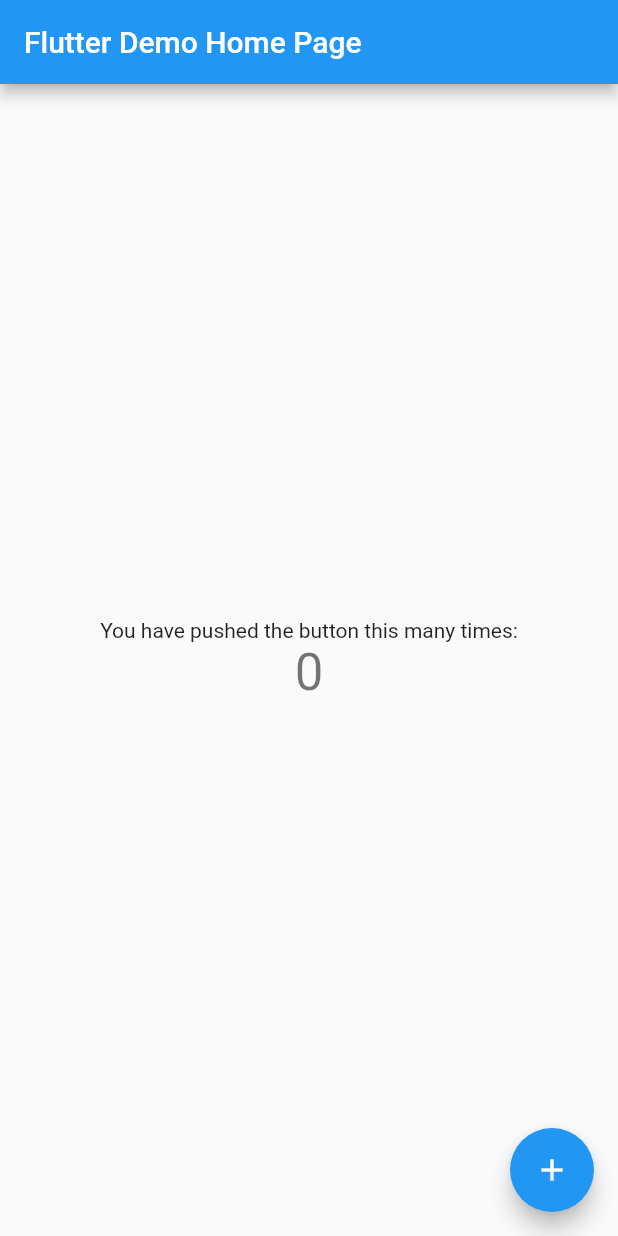
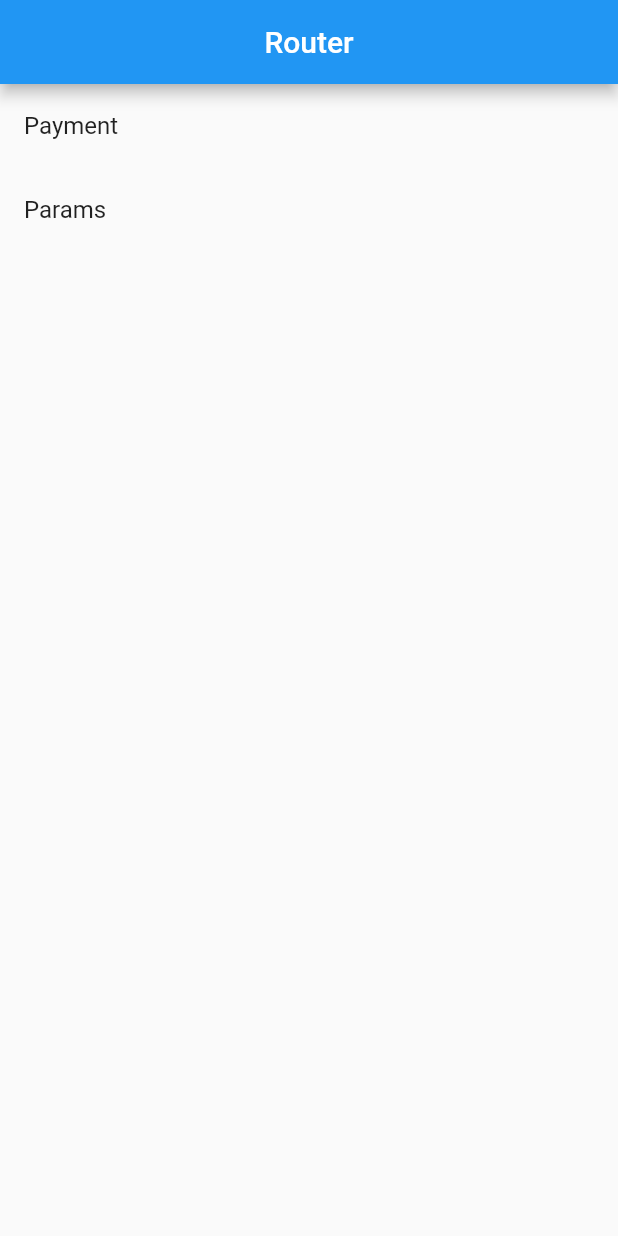
Before and after one commit to RxReader/router_kit, a Flutter app: the screen it shows after launch, on a phone screen of 412 x 824 dp. Run offline on Flutter 3.47's test engine with Material 2 defaults, Android fonts, the phone set to English and light mode, and no system bars.

Commit message:
初始化

```diff
--- /dev/null
+++ b/example/lib/app/app.dart
@@ -0,0 +1,53 @@
+import 'package:example/router/navigator_route.dart';
+import 'package:flutter/material.dart';
+import 'package:flutter/widgets.dart';
+
+class App extends StatefulWidget {
+  @override
+  State<StatefulWidget> createState() {
+    return _AppState();
+  }
+}
+
+class _AppState extends State<App> {
+  @override
+  Widget build(BuildContext context) {
+    return MaterialApp(
+      onGenerateRoute: _onGenerateRoute,
+      onUnknownRoute: _onUnknownRoute,
+      builder: (BuildContext context, Widget child) {
+        /// 禁用系统字体控制
+        return MediaQuery(
+          data: MediaQuery.of(context).copyWith(
+            textScaleFactor: 1.0,
+            boldText: false,
+          ),
+          child: child,
+        );
+      },
+      onGenerateTitle: (BuildContext context) {
+        return 'Router';
+      },
+      theme: ThemeData.light().copyWith(
+        platform: TargetPlatform.iOS,
+      ),
+    );
+  }
+
+  Route<dynamic> _onGenerateRoute(RouteSettings settings) {
+    if (AppNavigator.routes.containsKey(settings.name)) {
+      return MaterialPageRoute<dynamic>(
+        builder: AppNavigator.routes[settings.name],
+        settings: settings,
+      );
+    }
+    return null;
+  }
+
+  Route<dynamic> _onUnknownRoute(RouteSettings settings) {
+    return MaterialPageRoute<dynamic>(
+      builder: AppNavigator.routes[AppNavigator.notFound],
+      settings: settings,
+    );
+  }
+}
--- /dev/null
+++ b/example/lib/components/home/home_component.dart
@@ -0,0 +1,44 @@
+import 'package:example/router/navigator_route.dart';
+import 'package:example/router/router.dart';
+import 'package:flutter/cupertino.dart';
+import 'package:flutter/material.dart';
+import 'package:flutter/widgets.dart';
+
+class HomeComponent extends StatefulWidget {
+  @override
+  State<StatefulWidget> createState() {
+    return _HomeComponentState();
+  }
+}
+
+class _HomeComponentState extends State<HomeComponent> {
+  @override
+  Widget build(BuildContext context) {
+    return Scaffold(
+      appBar: AppBar(
+        title: const Text('Router'),
+      ),
+      body: ListView(
+        children: <Widget>[
+          ListTile(
+            title: const Text('Payment'),
+            onTap: () {
+              AppRouter.defaultRouter(context)
+                  .pushNamed(AppNavigator.payment)
+                  .then((dynamic resp) => print('resp: $resp'));
+            },
+          ),
+          ListTile(
+            title: const Text('Params'),
+            onTap: () {
+              AppRouter.defaultRouter(context).pushNamed(
+                AppNavigator.params,
+                arguments: ParamsRoute.arguments(paramA: 'aaa', paramC: 'ccc'),
+              );
+            },
+          ),
+        ],
+      ),
+    );
+  }
+}
--- a/example/lib/main.dart
+++ b/example/lib/main.dart
@@ -1,111 +1,21 @@
+import 'dart:async';
+import 'dart:io';
+
 import 'package:flutter/material.dart';
+import 'package:flutter/services.dart';
+import './app/app.dart';
 
-void main() => runApp(MyApp());
+void main() {
+  runZoned(() {
+    runApp(App());
+  }, onError: (Object error, [StackTrace stackTrace]) {
+    print(error);
+    print(stackTrace);
+  });
 
-class MyApp extends StatelessWidget {
-  // This widget is the root of your application.
-  @override
-  Widget build(BuildContext context) {
-    return MaterialApp(
-      title: 'Flutter Demo',
-      theme: ThemeData(
-        // This is the theme of your application.
-        //
-        // Try running your application with "flutter run". You'll see the
-        // application has a blue toolbar. Then, without quitting the app, try
-        // changing the primarySwatch below to Colors.green and then invoke
-        // "hot reload" (press "r" in the console where you ran "flutter run",
-        // or simply save your changes to "hot reload" in a Flutter IDE).
-        // Notice that the counter didn't reset back to zero; the application
-        // is not restarted.
-        primarySwatch: Colors.blue,
-      ),
-      home: MyHomePage(title: 'Flutter Demo Home Page'),
-    );
+  if (Platform.isAndroid) {
+    SystemUiOverlayStyle systemUiOverlayStyle =
+        const SystemUiOverlayStyle(statusBarColor: Colors.transparent);
+    SystemChrome.setSystemUIOverlayStyle(systemUiOverlayStyle);
   }
 }
-
-class MyHomePage extends StatefulWidget {
-  MyHomePage({Key key, this.title}) : super(key: key);
-
-  // This widget is the home page of your application. It is stateful, meaning
-  // that it has a State object (defined below) that contains fields that affect
-  // how it looks.
-
-  // This class is the configuration for the state. It holds the values (in this
-  // case the title) provided by the parent (in this case the App widget) and
-  // used by the build method of the State. Fields in a Widget subclass are
-  // always marked "final".
-
-  final String title;
-
-  @override
-  _MyHomePageState createState() => _MyHomePageState();
-}
-
-class _MyHomePageState extends State<MyHomePage> {
-  int _counter = 0;
-
-  void _incrementCounter() {
-    setState(() {
-      // This call to setState tells the Flutter framework that something has
-      // changed in this State, which causes it to rerun the build method below
-      // so that the display can reflect the updated values. If we changed
-      // _counter without calling setState(), then the build method would not be
-      // called again, and so nothing would appear to happen.
-      _counter++;
-    });
-  }
-
-  @override
-  Widget build(BuildContext context) {
-    // This method is rerun every time setState is called, for instance as done
-    // by the _incrementCounter method above.
-    //
-    // The Flutter framework has been optimized to make rerunning build methods
-    // fast, so that you can just rebuild anything that needs updating rather
-    // than having to individually change instances of widgets.
-    return Scaffold(
-      appBar: AppBar(
-        // Here we take the value from the MyHomePage object that was created by
-        // the App.build method, and use it to set our appbar title.
-        title: Text(widget.title),
-      ),
-      body: Center(
-        // Center is a layout widget. It takes a single child and positions it
-        // in the middle of the parent.
-        child: Column(
-          // Column is also layout widget. It takes a list of children and
-          // arranges them vertically. By default, it sizes itself to fit its
-          // children horizontally, and tries to be as tall as its parent.
-          //
-          // Invoke "debug painting" (press "p" in the console, choose the
-          // "Toggle Debug Paint" action from the Flutter Inspector in Android
-          // Studio, or the "Toggle Debug Paint" command in Visual Studio Code)
-          // to see the wireframe for each widget.
-          //
-          // Column has various properties to control how it sizes itself and
-          // how it positions its children. Here we use mainAxisAlignment to
-          // center the children vertically; the main axis here is the vertical
-          // axis because Columns are vertical (the cross axis would be
-          // horizontal).
-          mainAxisAlignment: MainAxisAlignment.center,
-          children: <Widget>[
-            Text(
-              'You have pushed the button this many times:',
-            ),
-            Text(
-              '$_counter',
-              style: Theme.of(context).textTheme.display1,
-            ),
-          ],
-        ),
-      ),
-      floatingActionButton: FloatingActionButton(
-        onPressed: _incrementCounter,
-        tooltip: 'Increment',
-        child: Icon(Icons.add),
-      ), // This trailing comma makes auto-formatting nicer for build methods.
-    );
-  }
-}
--- /dev/null
+++ b/example/lib/router/navigator_route.dart
@@ -0,0 +1,30 @@
+import 'package:example/components/about/about_component.dart';
+import 'package:example/components/home/home_component.dart';
+import 'package:example/components/login/login_component.dart';
+import 'package:example/components/not_found/not_found_component.dart';
+import 'package:example/components/params/params_component.dart';
+import 'package:example/components/payment/payment_component.dart';
+import 'package:flutter/widgets.dart';
+
+part 'params/params_route.dart';
+
+/// TODO 注解自动生成
+
+class AppNavigator {
+  AppNavigator._();
+
+  static const String login = '/login';
+  static const String payment = '/payment';
+  static const String params = '/params';
+  static const String about = '/about';
+  static const String notFound = '/not_found';
+
+  static final Map<String, WidgetBuilder> routes = <String, WidgetBuilder>{
+    Navigator.defaultRouteName: (BuildContext context) => HomeComponent(),
+    login: (BuildContext context) => LoginComponent(),
+    payment: (BuildContext context) => PaymentComponent(),
+    params: ParamsRoute.route,
+    about: (BuildContext context) => AboutComponent(),
+    notFound: (BuildContext context) => NotFoundComponent(),
+  };
+}
--- /dev/null
+++ b/example/lib/router/params/params_route.dart
@@ -0,0 +1,26 @@
+part of '../navigator_route.dart';
+
+/// TODO 注解自动生成
+
+class ParamsRoute {
+  ParamsRoute._();
+
+  static WidgetBuilder route = (BuildContext context) {
+    Map<dynamic, dynamic> arguments =
+        ModalRoute.of(context).settings.arguments as Map<dynamic, dynamic>;
+    return ParamsComponent(
+      paramA: arguments['paramA'] as String,
+      paramB: arguments['paramC'] as String,
+    );
+  };
+
+  static Map<dynamic, dynamic> arguments({
+    @required String paramA,
+    String paramC,
+  }) {
+    return <dynamic, dynamic>{
+      'paramA': 'aaa',
+      'paramC': 'ccc',
+    };
+  }
+}
--- /dev/null
+++ b/example/lib/router/router.dart
@@ -0,0 +1,46 @@
+import 'dart:async';
+
+import 'package:example/router/navigator_route.dart';
+import 'package:flutter/widgets.dart';
+import 'package:router_api/router_api.dart';
+
+class AppRouter {
+  AppRouter._();
+
+  static const List<String> _shouldLoginRoute = <String>[
+    AppNavigator.payment,
+  ];
+
+  static FutureOr<dynamic> _routerLogger(
+    Router router,
+    String routeName,
+    Object arguments,
+    NextDispatcher next,
+  ) {
+    print('Router -> routeName: $routeName');
+    return next(router, routeName, arguments);
+  }
+
+  static FutureOr<dynamic> _shouldLogin(
+    Router router,
+    String routeName,
+    Object arguments,
+    NextDispatcher next,
+  ) async {
+    if (_shouldLoginRoute.contains(routeName)) {
+      dynamic resp = await router.pushNamed(AppNavigator.login);
+      if (!(resp != null && resp is bool && resp)) {
+        return '用户取消登录';
+      }
+      await Future<void>.delayed(Duration(milliseconds: 300));
+    }
+    return next(router, routeName, arguments);
+  }
+
+  static Router defaultRouter(BuildContext context) {
+    return Router.of(context)
+        .addInterceptor(_routerLogger)
+        .addInterceptor(_shouldLogin)
+        .build();
+  }
+}
```
Also changed, not shown: example/lib/components/about/about_component.dart (added, +20 -0 lines), example/lib/components/login/login_component.dart (added, +29 -0 lines), example/lib/components/not_found/not_found_component.dart (added, +19 -0 lines), example/lib/components/params/params_component.dart (added, +39 -0 lines), example/lib/components/payment/payment_component.dart (added, +29 -0 lines), example/lib/components/splash/splash_component.dart (added, +18 -0 lines), example/pubspec.yaml (+7 -0 lines), example/pubspec.lock, 1 other file.
